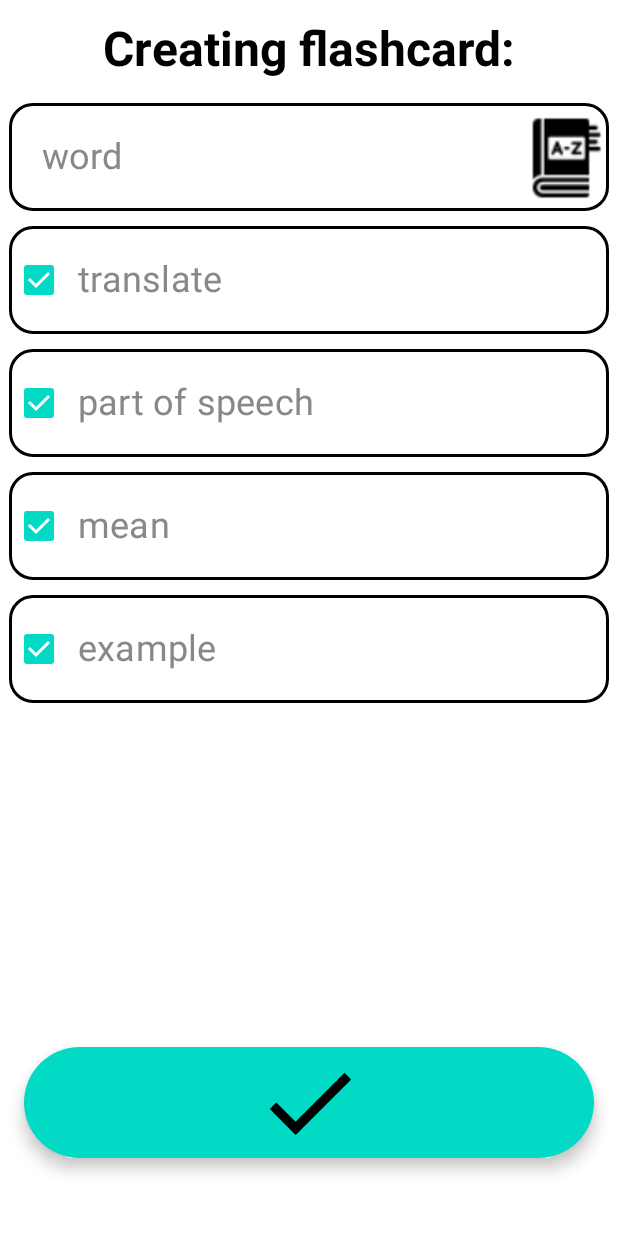
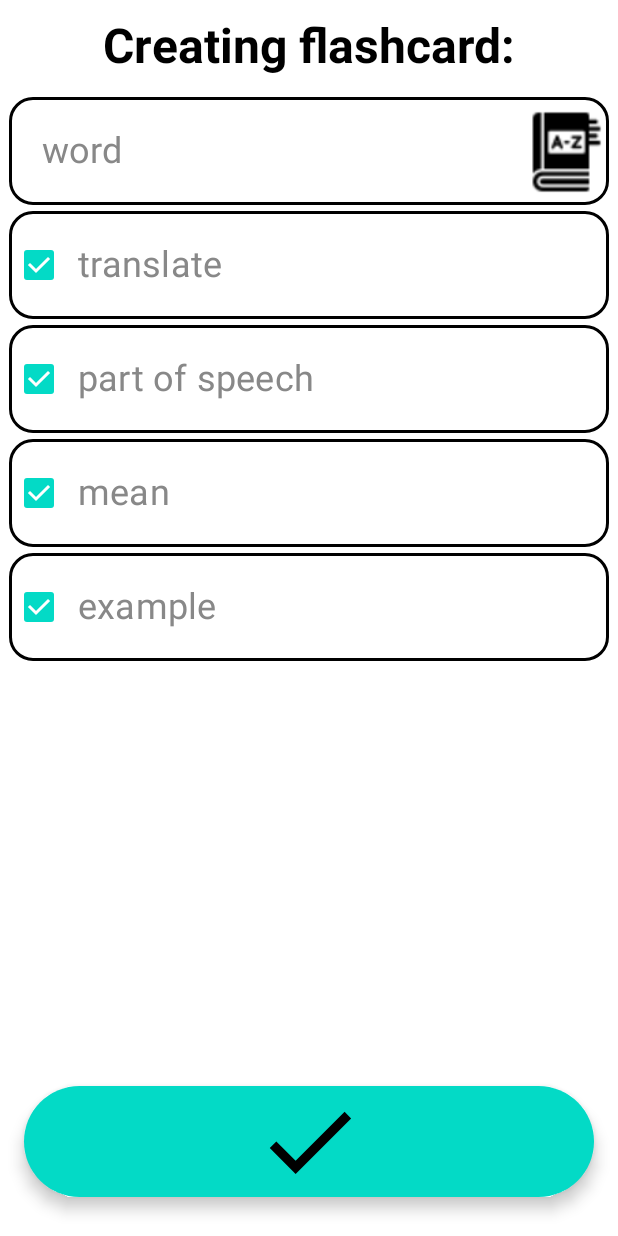
Before and after one commit to maciulski11/Loop_Compose, an Android app built with Jetpack Compose: the @Preview function AddFlashcardScreenPreview, on a phone screen of 412 x 824 dp. Run offline under Robolectric (Android 15) with nearby library versions, the phone set to English and light mode, and no system bars.

Commit message:
a lot of small changes

```diff
--- a/app/src/main/java/com/example/loop_new/domain/model/Box.kt
+++ b/app/src/main/java/com/example/loop_new/domain/model/Box.kt
@@ -4,5 +4,4 @@ data class Box(
     val name: String? = null,
     val describe: String? = null,
     val uid: String? = null,
-    val flashcards: List<Flashcard>? = null
 )
--- a/app/src/main/java/com/example/loop_new/domain/repository/InterfaceRepository.kt
+++ b/app/src/main/java/com/example/loop_new/domain/repository/InterfaceRepository.kt
@@ -12,7 +12,7 @@ interface InterfaceRepository {
 
     fun fetchListOfBox(): Flow<List<Box>>
 
-    fun fetchListOfFlashcard(uid: String): Flow<List<Flashcard>>
+    fun fetchListOfFlashcard(boxUid: String): Flow<List<Flashcard>>
 
 }
 
--- a/app/src/main/java/com/example/loop_new/presentation/add_flashcard/AddFlashcardScreen.kt
+++ b/app/src/main/java/com/example/loop_new/presentation/add_flashcard/AddFlashcardScreen.kt
@@ -4,7 +4,9 @@ import androidx.compose.foundation.Image
 import androidx.compose.foundation.border
 import androidx.compose.foundation.clickable
 import androidx.compose.foundation.layout.*
+import androidx.compose.foundation.rememberScrollState
 import androidx.compose.foundation.shape.RoundedCornerShape
+import androidx.compose.foundation.verticalScroll
 import androidx.compose.material.*
 import androidx.compose.runtime.*
 import androidx.compose.ui.Alignment
@@ -13,42 +15,61 @@ import androidx.compose.ui.graphics.Color
 import androidx.compose.ui.res.painterResource
 import androidx.compose.ui.text.TextStyle
 import androidx.compose.ui.text.font.FontWeight
-import androidx.compose.ui.text.input.TextFieldValue
 import androidx.compose.ui.text.style.TextAlign
 import androidx.compose.ui.tooling.preview.Preview
 import androidx.compose.ui.unit.dp
 import androidx.compose.ui.unit.sp
-import androidx.constraintlayout.compose.ConstraintLayout
+import androidx.navigation.NavController
+import androidx.navigation.compose.rememberNavController
 import com.example.loop_new.R
 import com.example.loop_new.ui.theme.Typography
 
 @Preview(showBackground = true, showSystemUi = true)
 @Composable
 fun AddFlashcardScreenPreview() {
-    AddFlashcardScreen()
+    val navController = rememberNavController()
+
+    Screen(navController = navController) { _, _, _ -> }
 }
 
 @Composable
-fun AddFlashcardScreen() {
+fun AddFlashcardScreen(
+    navController: NavController,
+    viewModel: AddFlashcardViewModel,
+    boxUid: String
+) {
+    Screen(navController) { word, translate, pronunciation ->
+        viewModel.addFlashcard(word, translate, pronunciation, boxUid)
+    }
+}
 
-    ConstraintLayout(
-        modifier = Modifier.fillMaxSize(),
+@Composable
+fun Screen(
+    navController: NavController,
+    onAddFlashcard: (word: String, translate: String, pronunciation: String) -> Unit
 ) {
-        val (
-            title,
-            wordLinearLayout,
-            translateLinearLayout,
-            partOfSpeechLinearLayout,
-            meanLinearLayout,
-            exampleLinearLayout,
-            addButton
-        ) = createRefs()
 
-        val wordEditText = remember { mutableStateOf(TextFieldValue()) }
-        val translateEditText = remember { mutableStateOf(TextFieldValue()) }
-        val partOfSpeechEditText = remember { mutableStateOf(TextFieldValue()) }
-        val meanEditText = remember { mutableStateOf(TextFieldValue()) }
-        val exampleEditText = remember { mutableStateOf(TextFieldValue()) }
+    Column(
+        modifier = Modifier
+            .fillMaxSize()
+    ) {
+
+        Column(
+            modifier = Modifier
+                .weight(1f)
+                .fillMaxSize()
+                .verticalScroll(rememberScrollState())
+        ) {
+
+            // EditText
+            var wordEditText by remember { mutableStateOf("") }
+            var translateEditText by remember { mutableStateOf("") }
+            var partOfSpeechEditText by remember { mutableStateOf("") }
+            var meanEditText by remember { mutableStateOf("") }
+            var exampleEditText by remember { mutableStateOf("") }
+            var pronunciationEditText by remember { mutableStateOf("") }
+
+            // CheckBox
             var translateCheckBox by remember { mutableStateOf(true) }
             var partOfSpeechCheckBox by remember { mutableStateOf(true) }
             var meanCheckBox by remember { mutableStateOf(true) }
@@ -62,9 +83,7 @@ fun AddFlashcardScreen() {
                 fontSize = 32.sp,
                 modifier = Modifier
                     .fillMaxWidth()
-                .constrainAs(title) {
-                    top.linkTo(parent.top, margin = 14.dp)
-                },
+                    .padding(12.dp),
                 textAlign = TextAlign.Center,
             )
 
@@ -73,19 +92,18 @@ fun AddFlashcardScreen() {
                 modifier = Modifier
                     .padding(horizontal = 6.dp, vertical = 2.dp)
                     .fillMaxWidth()
-                .constrainAs(wordLinearLayout) {
-                    top.linkTo(title.bottom, margin = 14.dp)
-                    start.linkTo(parent.start)
-                    end.linkTo(parent.end)
-                }
-                .border(2.dp, Color.Black, shape = RoundedCornerShape(16.dp)), // Obramowanie
+                    .border(
+                        2.dp,
+                        Color.Black,
+                        shape = RoundedCornerShape(16.dp)
+                    ),
                 verticalAlignment = Alignment.CenterVertically
 
             ) {
 
                 OutlinedTextField(
-                value = wordEditText.value,
-                onValueChange = { wordEditText.value = it },
+                    value = wordEditText,
+                    onValueChange = { wordEditText = it },
                     modifier = Modifier
                         .weight(1f)
                         .padding(6.dp),
@@ -103,8 +121,8 @@ fun AddFlashcardScreen() {
                         )
                     },
                     colors = TextFieldDefaults.outlinedTextFieldColors(
-                    focusedBorderColor = Color.Transparent, // Kolor obramowania w trybie skupienia
-                    unfocusedBorderColor = Color.Transparent, // Kolor obramowania w trybie bez skupienia
+                        focusedBorderColor = Color.Transparent,
+                        unfocusedBorderColor = Color.Transparent,
                         textColor = Color.Black,
                         cursorColor = Color.Black
                     )
@@ -126,15 +144,13 @@ fun AddFlashcardScreen() {
                 modifier = Modifier
                     .padding(horizontal = 6.dp, vertical = 2.dp)
                     .fillMaxWidth()
-                .constrainAs(translateLinearLayout) {
-                    top.linkTo(wordLinearLayout.bottom, margin = 6.dp)
-                    start.linkTo(parent.start)
-                    end.linkTo(parent.end)
-                }
-                .border(2.dp, Color.Black, shape = RoundedCornerShape(16.dp)) // Obramowanie
+                    .border(
+                        2.dp,
+                        Color.Black,
+                        shape = RoundedCornerShape(16.dp)
+                    )
 
             ) {
-
                 Checkbox(
                     checked = translateCheckBox,
                     onCheckedChange = { translateCheckBox = it },
@@ -146,8 +162,8 @@ fun AddFlashcardScreen() {
                 )
 
                 OutlinedTextField(
-                value = translateEditText.value,
-                onValueChange = { translateEditText.value = it },
+                    value = translateEditText,
+                    onValueChange = { translateEditText = it },
                     modifier = Modifier
                         .fillMaxWidth()
                         .padding(6.dp),
@@ -165,8 +181,8 @@ fun AddFlashcardScreen() {
                         )
                     },
                     colors = TextFieldDefaults.outlinedTextFieldColors(
-                    focusedBorderColor = Color.Transparent, // Kolor obramowania w trybie skupienia
-                    unfocusedBorderColor = Color.Transparent, // Kolor obramowania w trybie bez skupienia
+                        focusedBorderColor = Color.Transparent,
+                        unfocusedBorderColor = Color.Transparent,
                         textColor = Color.Black,
                         cursorColor = Color.Black
                     )
@@ -178,15 +194,13 @@ fun AddFlashcardScreen() {
                 modifier = Modifier
                     .padding(horizontal = 6.dp, vertical = 2.dp)
                     .fillMaxWidth()
-                .constrainAs(partOfSpeechLinearLayout) {
-                    top.linkTo(translateLinearLayout.bottom, margin = 6.dp)
-                    start.linkTo(parent.start)
-                    end.linkTo(parent.end)
-                }
-                .border(2.dp, Color.Black, shape = RoundedCornerShape(16.dp)) // Obramowanie
+                    .border(
+                        2.dp,
+                        Color.Black,
+                        shape = RoundedCornerShape(16.dp)
+                    )
 
             ) {
-
                 Checkbox(
                     checked = partOfSpeechCheckBox,
                     onCheckedChange = { partOfSpeechCheckBox = it },
@@ -198,8 +212,8 @@ fun AddFlashcardScreen() {
                 )
 
                 OutlinedTextField(
-                value = partOfSpeechEditText.value,
-                onValueChange = { partOfSpeechEditText.value = it },
+                    value = partOfSpeechEditText,
+                    onValueChange = { partOfSpeechEditText = it },
                     modifier = Modifier
                         .fillMaxWidth()
                         .padding(6.dp),
@@ -217,8 +231,8 @@ fun AddFlashcardScreen() {
                         )
                     },
                     colors = TextFieldDefaults.outlinedTextFieldColors(
-                    focusedBorderColor = Color.Transparent, // Kolor obramowania w trybie skupienia
-                    unfocusedBorderColor = Color.Transparent, // Kolor obramowania w trybie bez skupienia
+                        focusedBorderColor = Color.Transparent,
+                        unfocusedBorderColor = Color.Transparent,
                         textColor = Color.Black,
                         cursorColor = Color.Black
                     )
@@ -230,15 +244,13 @@ fun AddFlashcardScreen() {
                 modifier = Modifier
                     .padding(horizontal = 6.dp, vertical = 2.dp)
                     .fillMaxWidth()
-                .constrainAs(meanLinearLayout) {
-                    top.linkTo(partOfSpeechLinearLayout.bottom, margin = 6.dp)
-                    start.linkTo(parent.start)
-                    end.linkTo(parent.end)
-                }
-                .border(2.dp, Color.Black, shape = RoundedCornerShape(16.dp)) // Obramowanie
+                    .border(
+                        2.dp,
+                        Color.Black,
+                        shape = RoundedCornerShape(16.dp)
+                    )
 
             ) {
-
                 Checkbox(
                     checked = meanCheckBox,
                     onCheckedChange = { meanCheckBox = it },
@@ -246,12 +258,11 @@ fun AddFlashcardScreen() {
                         .size(24.dp)
                         .align(Alignment.CenterVertically)
                         .padding(start = 16.dp)
-
                 )
 
                 OutlinedTextField(
-                value = meanEditText.value,
-                onValueChange = { meanEditText.value = it },
+                    value = meanEditText,
+                    onValueChange = { meanEditText = it },
                     modifier = Modifier
                         .fillMaxWidth()
                         .padding(6.dp),
@@ -269,29 +280,25 @@ fun AddFlashcardScreen() {
                         )
                     },
                     colors = TextFieldDefaults.outlinedTextFieldColors(
-                    focusedBorderColor = Color.Transparent, // Kolor obramowania w trybie skupienia
-                    unfocusedBorderColor = Color.Transparent, // Kolor obramowania w trybie bez skupienia
+                        focusedBorderColor = Color.Transparent,
+                        unfocusedBorderColor = Color.Transparent,
                         textColor = Color.Black,
                         cursorColor = Color.Black
                     )
                 )
             }
 
-
             // Example EditText
             Row(
                 modifier = Modifier
                     .padding(horizontal = 6.dp, vertical = 2.dp)
                     .fillMaxWidth()
-                .constrainAs(exampleLinearLayout) {
-                    top.linkTo(meanLinearLayout.bottom, margin = 6.dp)
-                    start.linkTo(parent.start)
-                    end.linkTo(parent.end)
-                }
-                .border(2.dp, Color.Black, shape = RoundedCornerShape(16.dp)) // Obramowanie
-
+                    .border(
+                        2.dp,
+                        Color.Black,
+                        shape = RoundedCornerShape(16.dp)
+                    )
             ) {
-
                 Checkbox(
                     checked = exampleCheckBox,
                     onCheckedChange = { exampleCheckBox = it },
@@ -299,12 +306,11 @@ fun AddFlashcardScreen() {
                         .size(24.dp)
                         .align(Alignment.CenterVertically)
                         .padding(start = 16.dp)
-
                 )
 
                 OutlinedTextField(
-                value = exampleEditText.value,
-                onValueChange = { exampleEditText.value = it },
+                    value = exampleEditText,
+                    onValueChange = { exampleEditText = it },
                     modifier = Modifier
                         .fillMaxWidth()
                         .padding(6.dp),
@@ -322,33 +328,36 @@ fun AddFlashcardScreen() {
                         )
                     },
                     colors = TextFieldDefaults.outlinedTextFieldColors(
-                    focusedBorderColor = Color.Transparent, // Kolor obramowania w trybie skupienia
-                    unfocusedBorderColor = Color.Transparent, // Kolor obramowania w trybie bez skupienia
+                        focusedBorderColor = Color.Transparent,
+                        unfocusedBorderColor = Color.Transparent,
                         textColor = Color.Black,
                         cursorColor = Color.Black
                     )
                 )
             }
 
-        // Add Button
+            Spacer(modifier = Modifier.weight(1f))
+
+            // Add Flashcard Button
             FloatingActionButton(
                 onClick = {
-                // Handle add button click
-                // Get the values from the text fields and add the flashcard
+                    onAddFlashcard(wordEditText, translateEditText, pronunciationEditText)
+                    navController.navigateUp()
                 },
                 modifier = Modifier
-                .constrainAs(addButton) {
-                    bottom.linkTo(parent.bottom, margin = 36.dp)
-                    start.linkTo(parent.start)
-                    end.linkTo(parent.end)
-                }
-                .padding(16.dp)
                     .fillMaxWidth()
+                    .padding(
+                        start = 16.dp,
+                        end = 16.dp,
+                        top = 6.dp,
+                        bottom = 26.dp
+                    ),
             ) {
                 Icon(
                     painter = painterResource(id = R.drawable.ic_baseline_check),
-                contentDescription = null, // change this
+                    contentDescription = null,
                 )
             }
         }
     }
+}
--- a/app/src/main/java/com/example/loop_new/presentation/main/MainScreen.kt
+++ b/app/src/main/java/com/example/loop_new/presentation/main/MainScreen.kt
@@ -49,9 +49,9 @@ import com.example.loop_new.R
 @Composable
 fun ScreenPreview() {
     val navController = rememberNavController()
-    val exampleData = createSampleData()
+    val sampleData = createSampleData()
 
-    Screen(navController, exampleData) { _, _ -> }
+    Screen(navController, sampleData) { _, _ -> }
 }
 
 @Composable
@@ -112,7 +112,7 @@ fun Screen(
             columns = GridCells.Fixed(itemsInRow)
         ) {
             items(list) { box ->
-                BoxItem(box = box, navController)
+                BoxItem(box, navController)
             }
         }
 
--- a/app/src/main/java/com/example/loop_new/ui/theme/Color.kt
+++ b/app/src/main/java/com/example/loop_new/ui/theme/Color.kt
@@ -10,4 +10,6 @@ val Purple40 = Color(0xFF6650a4)
 val PurpleGrey40 = Color(0xFF625b71)
 val Pink40 = Color(0xFF7D5260)
 
+val Blue = Color(0xFF0B518E)
+val Orange = Color(0xFFE68F0E)
 val Gray = Color(0xFFDFDBDB)
--- /dev/null
+++ b/app/src/main/res/drawable/baseline_volume.xml
@@ -0,0 +1,5 @@
+<vector android:autoMirrored="true" android:height="24dp"
+    android:tint="#000000" android:viewportHeight="24"
+    android:viewportWidth="24" android:width="24dp" xmlns:android="http://schemas.android.com/apk/res/android">
+    <path android:fillColor="@android:color/white" android:pathData="M3,9v6h4l5,5L12,4L7,9L3,9zM16.5,12c0,-1.77 -1.02,-3.29 -2.5,-4.03v8.05c1.48,-0.73 2.5,-2.25 2.5,-4.02zM14,3.23v2.06c2.89,0.86 5,3.54 5,6.71s-2.11,5.85 -5,6.71v2.06c4.01,-0.91 7,-4.49 7,-8.77s-2.99,-7.86 -7,-8.77z"/>
+</vector>
--- /dev/null
+++ b/app/src/main/res/drawable/baseline_volume_off.xml
@@ -0,0 +1,5 @@
+<vector android:autoMirrored="true" android:height="24dp"
+    android:tint="#000000" android:viewportHeight="24"
+    android:viewportWidth="24" android:width="24dp" xmlns:android="http://schemas.android.com/apk/res/android">
+    <path android:fillColor="@android:color/white" android:pathData="M16.5,12c0,-1.77 -1.02,-3.29 -2.5,-4.03v2.21l2.45,2.45c0.03,-0.2 0.05,-0.41 0.05,-0.63zM19,12c0,0.94 -0.2,1.82 -0.54,2.64l1.51,1.51C20.63,14.91 21,13.5 21,12c0,-4.28 -2.99,-7.86 -7,-8.77v2.06c2.89,0.86 5,3.54 5,6.71zM4.27,3L3,4.27 7.73,9L3,9v6h4l5,5v-6.73l4.25,4.25c-0.67,0.52 -1.42,0.93 -2.25,1.18v2.06c1.38,-0.31 2.63,-0.95 3.69,-1.81L19.73,21 21,19.73l-9,-9L4.27,3zM12,4L9.91,6.09 12,8.18L12,4z"/>
+</vector>
```
Also changed, not shown: app/src/main/java/com/example/loop_new/Navigation.kt (+21 -7 lines), app/src/main/java/com/example/loop_new/presentation/add_flashcard/AddFlashcardViewModel.kt (+21 -11 lines), app/src/main/java/com/example/loop_new/presentation/box/BoxScreen.kt (+90 -21 lines), app/src/main/java/com/example/loop_new/presentation/box/BoxViewModel.kt (+13 -1 lines), app/src/main/java/com/example/loop_new/repository/FirebaseRepository.kt (+2 -13 lines). Lines whose indentation alone changed are shown as unchanged.
